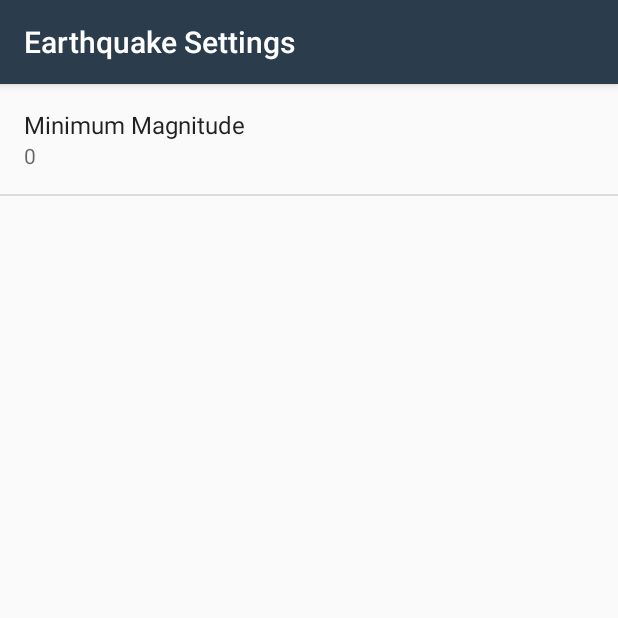
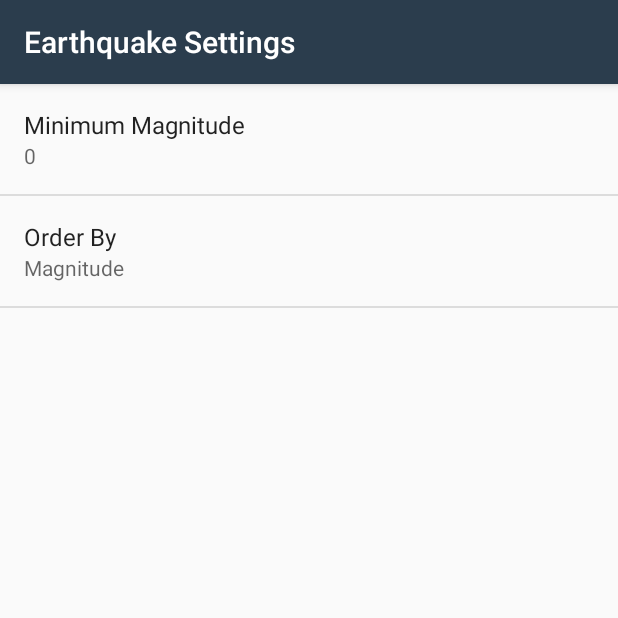
Before and after one commit to ManoelCortesMendez/quake-feed, an Android app: the screen it shows after launch (SettingsActivity), in the options menu, after a tap on "Settings", on a phone screen of 412 x 824 dp, the top half of it. Run offline under Robolectric (Android 15) with nearby library versions, the phone set to English and light mode, and no system bars.

Commit message:
Implement order by setting

```diff
--- a/app/src/main/java/com/example/android/quakereport/Earthquake.java
+++ b/app/src/main/java/com/example/android/quakereport/Earthquake.java
@@ -21,4 +21,14 @@ public class Earthquake {
     public String getLocation() { return location; }
     public long getTime() { return time; }
     public String getURL() { return url; }
+
+    @Override
+    public String toString() {
+        return "Earthquake {" + "\n" +
+                "Magnitude: " + Double.toString(magnitude) + "\n" +
+                "Location: " + location + "\n" +
+                "Time: " + Long.toString(time) + "\n" +
+                "URL: " + url + "\n" +
+                "}";
+    }
 }
--- a/app/src/main/java/com/example/android/quakereport/EarthquakeActivity.java
+++ b/app/src/main/java/com/example/android/quakereport/EarthquakeActivity.java
@@ -49,9 +49,17 @@ public class EarthquakeActivity extends AppCompatActivity implements LoaderCallb
         SharedPreferences sharedPrefs = PreferenceManager.getDefaultSharedPreferences(this);
 
         // getString retrieves a String value from the preferences. The second parameter is the default value for this preference.
+
+        // Get minimum magnitude preference
         String minMagnitude = sharedPrefs.getString(
                 getString(R.string.settings_min_magnitude_key),
                 getString(R.string.settings_min_magnitude_default));
+
+        // Get sort preference
+        String orderBy  = sharedPrefs.getString(
+                getString(R.string.settings_order_by_key),
+                getString(R.string.settings_order_by_default)
+        );
 
         // parse breaks apart the URI string that's passed into its parameter
         Uri baseUri = Uri.parse(USGS_REQUEST_URL);
@@ -63,9 +71,9 @@ public class EarthquakeActivity extends AppCompatActivity implements LoaderCallb
         uriBuilder.appendQueryParameter("format", "geojson");
         uriBuilder.appendQueryParameter("limit", "10");
         uriBuilder.appendQueryParameter("minmag", minMagnitude);
-        uriBuilder.appendQueryParameter("orderby", "time");
+        uriBuilder.appendQueryParameter("orderby", orderBy);
 
-        // Return the completed uri `https://earthquake.usgs.gov/fdsnws/event/1/query?format=geojson&limit=10&minmag=minMagnitude&orderby=time`
+        // Return the completed uri
         return new EarthquakeLoader(this, uriBuilder.toString());
     }
 
@@ -133,7 +141,6 @@ public class EarthquakeActivity extends AppCompatActivity implements LoaderCallb
             }
         });
 
-
         // Get a reference to the ConnectivityManager to check state of network connectivity
         ConnectivityManager connMgr = (ConnectivityManager) getSystemService(Context.CONNECTIVITY_SERVICE);
 
--- a/app/src/main/java/com/example/android/quakereport/EarthquakeAdapter.java
+++ b/app/src/main/java/com/example/android/quakereport/EarthquakeAdapter.java
@@ -3,6 +3,7 @@ package com.example.android.quakereport;
 import android.content.Context;
 import android.graphics.drawable.GradientDrawable;
 import android.support.v4.content.ContextCompat;
+import android.util.Log;
 import android.view.LayoutInflater;
 import android.view.View;
 import android.view.ViewGroup;
@@ -75,7 +76,7 @@ public class EarthquakeAdapter extends ArrayAdapter {
 
     // Define helper methods
     private String formatDate(Date dateObject) {
-        SimpleDateFormat dateFormatter = new SimpleDateFormat("MMM DD, yyyy");
+        SimpleDateFormat dateFormatter = new SimpleDateFormat("MMM dd, yyyy");
         return dateFormatter.format(dateObject);
     }
 
--- a/app/src/main/java/com/example/android/quakereport/SettingsActivity.java
+++ b/app/src/main/java/com/example/android/quakereport/SettingsActivity.java
@@ -1,6 +1,7 @@
 package com.example.android.quakereport;
 
 import android.content.SharedPreferences;
+import android.preference.ListPreference;
 import android.preference.Preference;
 import android.preference.PreferenceFragment;
 import android.preference.PreferenceManager;
@@ -33,8 +34,14 @@ public class SettingsActivity extends AppCompatActivity {
             addPreferencesFromResource(R.xml.settings_main);
 
             // Bind preference summary to preference values
+
+            // Bind magnitude
             Preference minMagnitude = findPreference(getString(R.string.settings_min_magnitude_key));
             bindPreferenceSummaryToValue(minMagnitude);
+
+            // Bind order
+            Preference orderBy = findPreference(getString(R.string.settings_order_by_key));
+            bindPreferenceSummaryToValue(orderBy);
         }
 
         /**
@@ -49,6 +56,19 @@ public class SettingsActivity extends AppCompatActivity {
             // The code in this method takes care of updating the displayed preference summary after it has been changed
             String stringValue = newValue.toString();
             preference.setSummary(stringValue);
+
+            // Deal with ListPreference case -- that is, with order changes
+            if (preference instanceof ListPreference) {
+                ListPreference listPreference = (ListPreference) preference;
+                int prefIndex = listPreference.findIndexOfValue(stringValue);
+                if (prefIndex >= 0) {
+                    CharSequence[] labels = listPreference.getEntries();
+                    preference.setSummary(labels[prefIndex]);
+                } else {
+                    preference.setSummary(stringValue);
+                }
+            }
+
             return true; // To update the state of the preference with the new value
         }
 
--- a/app/src/main/res/values/arrays.xml
+++ b/app/src/main/res/values/arrays.xml
@@ -1,2 +1,12 @@
 <?xml version="1.0" encoding="utf-8"?>
-<resources></resources>
+<resources>
+    <string-array name="settings_order_by_labels">
+        <item>@string/settings_order_by_magnitude_label</item>
+        <item>@string/settings_order_by_most_recent_label</item>
+    </string-array>
+
+    <string-array name="settings_order_by_values">
+        <item>@string/settings_order_by_magnitude_value</item>
+        <item>@string/settings_order_by_most_recent_value</item>
+    </string-array>
+</resources>
--- a/app/src/main/res/values/strings.xml
+++ b/app/src/main/res/values/strings.xml
@@ -26,4 +26,17 @@
     <string name="settings_min_magnitude_label">Minimum Magnitude</string>
     <string name="settings_min_magnitude_key" translatable="false">min_magnitude</string>
     <string name="settings_min_magnitude_default" translatable="false">0</string>
+
+    <!-- Strings For Order-By Preference [CHAR LIMIT=30] -->
+    <string name="settings_order_by_label">Order By</string>
+    <string name="settings_order_by_key" translatable="false">order_by</string>
+    <string name="settings_order_by_default" translatable="false">@string/settings_order_by_magnitude_value</string>
+
+    <!-- Label for order-by magnitude option [CHAR LIMIT=20] -->
+    <string name="settings_order_by_magnitude_label">Magnitude</string>
+    <string name="settings_order_by_magnitude_value" translatable="false">magnitude</string>
+
+    <!-- Label for order-by most recent option [CHAR LIMIT=20] -->
+    <string name="settings_order_by_most_recent_label">Most Recent</string>
+    <string name="settings_order_by_most_recent_value" translatable="false">time</string>
 </resources>
--- a/app/src/main/res/xml/settings_main.xml
+++ b/app/src/main/res/xml/settings_main.xml
@@ -10,4 +10,11 @@
         android:selectAllOnFocus="true"
         android:title="@string/settings_min_magnitude_label" />
 
+    <ListPreference
+        android:defaultValue="@string/settings_order_by_default"
+        android:entries="@array/settings_order_by_labels"
+        android:entryValues="@array/settings_order_by_values"
+        android:key="@string/settings_order_by_key"
+        android:title="@string/settings_order_by_label" />
+
 </PreferenceScreen>
```
